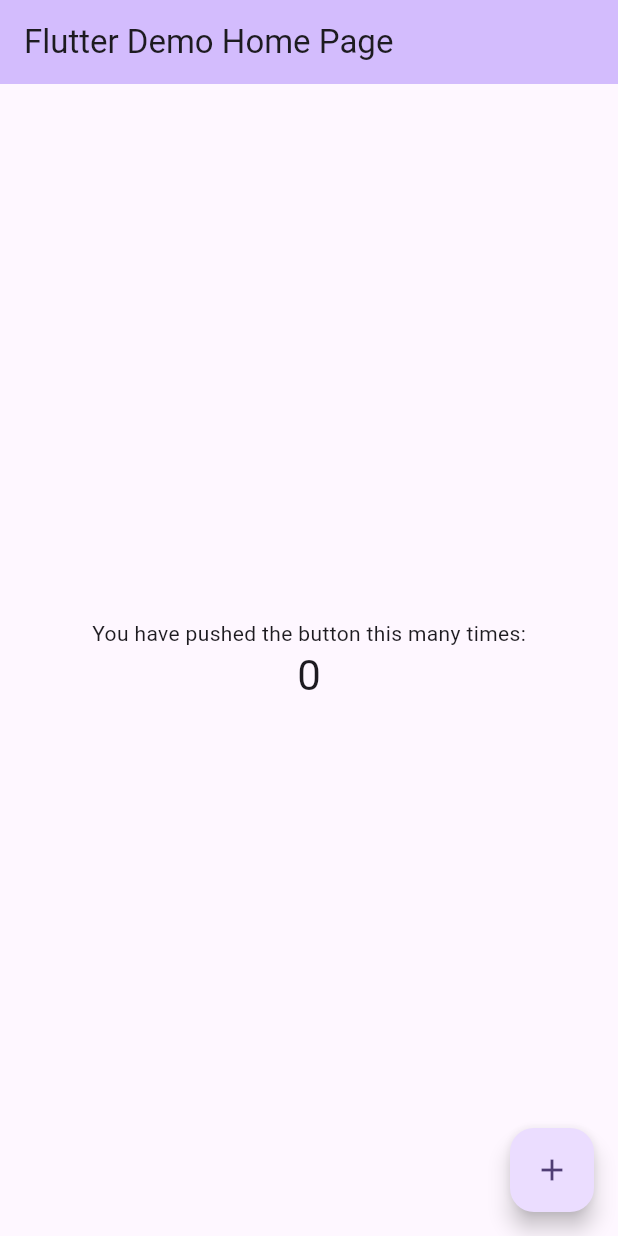
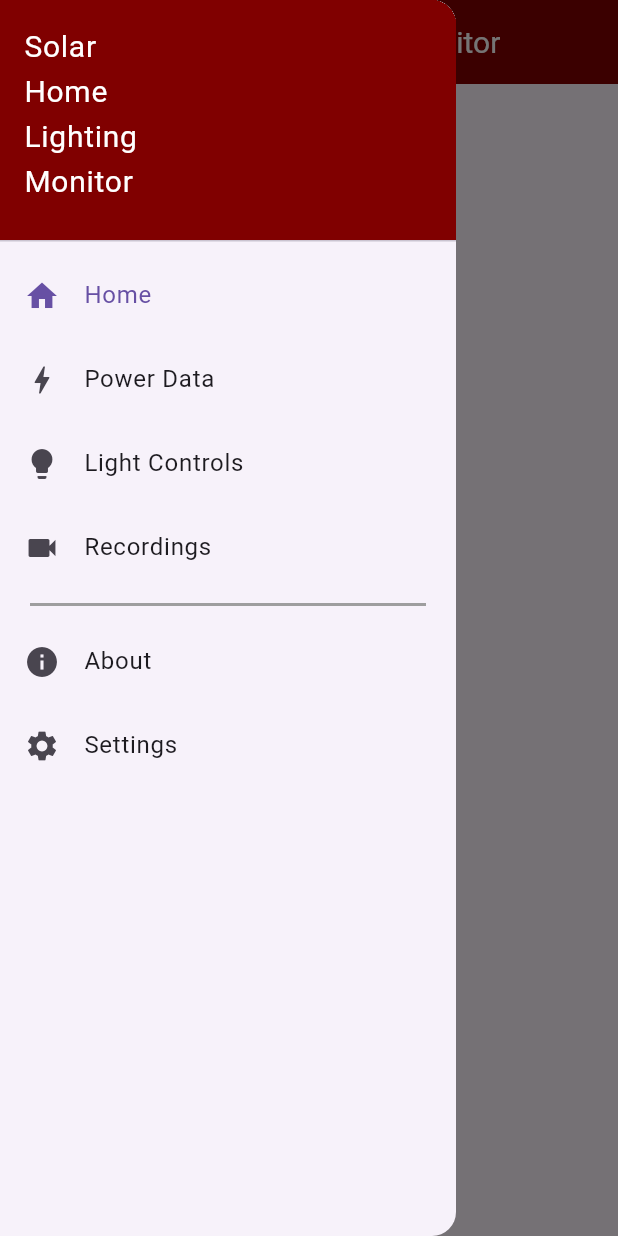
Before and after one commit to popochom/Solar-Home-Lighting, a Flutter app: the screen it shows after launch, with the side drawer open (before the commit the screen has no drawer), on a phone screen of 412 x 824 dp. Run offline on Flutter 3.47's test engine with Material 3 defaults, Android fonts, the phone set to English and light mode, and no system bars.

Commit message:
modified base app to add all tabs and subsections. functionality comes next.

```diff
--- a/lib/main.dart
+++ b/lib/main.dart
@@ -1,51 +1,83 @@
+/*
+Solar Home Lighting App
+This is an app designed to control a smart home solar system.
+It allows users to monitor the system, while also providing functions for
+switching lights and checking security cameras.
+*/
+
 import 'package:flutter/material.dart';
 
+/*
+App layout:
+  Login Page:
+    - email & password fields
+    - login button
+    - create account button
+
+  Main page:
+    - simplified view of power data (Battery Capacity, Current Wattage, etc.)
+    - buttons (or side menu?) to open other menus
+    - local weather data
+
+  Power Data:
+    - display detailed power data
+    - Panel & Battery Temperature sensor data
+    - Error/Breaker Trip notifications
+
+  Light Controls:
+    - Customizable array of switch buttons
+    - Edit mode to add/remove/rename switches
+    - Status of each switch (on/off)
+
+  Camera Recordings:
+    - view recent recording (thumbnail & timestamp)
+    - download videos for watching on device.
+      - in app video player?
+
+  About:
+    - Problem Statement
+    - Brief description of app
+
+  Settings:
+    - Set location
+    - dark/light mode
+    - other user preferences
+
+Helper functions:
+  Firebase Access/Interaction:
+    - Get information
+    - Set information
+    - download video data
+
+  Power Info:
+    - graph generation data, battery capacity, loads, etc
+    -
+
+
+*/
+
 void main() {
-  runApp(const MyApp());
+  runApp(SolarHomeLighting());
 }
 
-class MyApp extends StatelessWidget {
-  const MyApp({super.key});
 
-  // This widget is the root of your application.
+//Main App
+class SolarHomeLighting extends StatelessWidget {
+  const SolarHomeLighting({super.key});
+
+  static const appTitle = 'Solar Home Lighting Monitor';
+
   @override
   Widget build(BuildContext context) {
-    return MaterialApp(
-      title: 'Flutter Demo',
-      theme: ThemeData(
-        // This is the theme of your application.
-        //
-        // TRY THIS: Try running your application with "flutter run". You'll see
-        // the application has a purple toolbar. Then, without quitting the app,
-        // try changing the seedColor in the colorScheme below to Colors.green
-        // and then invoke "hot reload" (save your changes or press the "hot
-        // reload" button in a Flutter-supported IDE, or press "r" if you used
-        // the command line to start the app).
-        //
-        // Notice that the counter didn't reset back to zero; the application
-        // state is not lost during the reload. To reset the state, use hot
-        // restart instead.
-        //
-        // This works for code too, not just values: Most code changes can be
-        // tested with just a hot reload.
-        colorScheme: ColorScheme.fromSeed(seedColor: Colors.deepPurple),
-      ),
-      home: const MyHomePage(title: 'Flutter Demo Home Page'),
+    return const MaterialApp(
+      title: appTitle,
+      home: MyHomePage(title: appTitle),
     );
   }
 }
 
 class MyHomePage extends StatefulWidget {
   const MyHomePage({super.key, required this.title});
-
-  // This widget is the home page of your application. It is stateful, meaning
-  // that it has a State object (defined below) that contains fields that affect
-  // how it looks.
-
-  // This class is the configuration for the state. It holds the values (in this
-  // case the title) provided by the parent (in this case the App widget) and
-  // used by the build method of the State. Fields in a Widget subclass are
-  // always marked "final".
 
   final String title;
 
@@ -54,69 +86,254 @@ class MyHomePage extends StatefulWidget {
 }
 
 class _MyHomePageState extends State<MyHomePage> {
-  int _counter = 0;
+  int _selectedIndex = 0;
 
-  void _incrementCounter() {
+  static const List<Widget> _widgetOptions = <Widget>[
+    LandingPage(),
+    PowerDataPage(),
+    LightControlsPage(),
+    CameraRecordingsPage(),
+    AboutPage(),
+    SettingsPage(),
+  ];
+
+  void _onItemTapped(int index) {
     setState(() {
-      // This call to setState tells the Flutter framework that something has
-      // changed in this State, which causes it to rerun the build method below
-      // so that the display can reflect the updated values. If we changed
-      // _counter without calling setState(), then the build method would not be
-      // called again, and so nothing would appear to happen.
-      _counter++;
+      _selectedIndex = index;
     });
   }
 
   @override
   Widget build(BuildContext context) {
-    // This method is rerun every time setState is called, for instance as done
-    // by the _incrementCounter method above.
-    //
-    // The Flutter framework has been optimized to make rerunning build methods
-    // fast, so that you can just rebuild anything that needs updating rather
-    // than having to individually change instances of widgets.
     return Scaffold(
       appBar: AppBar(
-        // TRY THIS: Try changing the color here to a specific color (to
-        // Colors.amber, perhaps?) and trigger a hot reload to see the AppBar
-        // change color while the other colors stay the same.
-        backgroundColor: Theme.of(context).colorScheme.inversePrimary,
-        // Here we take the value from the MyHomePage object that was created by
-        // the App.build method, and use it to set our appbar title.
-        title: Text(widget.title),
+        title: Text(
+          widget.title,
+          style: TextStyle(
+            //fontWeight: FontWeight.bold,
+            fontSize: 20,
+            color: Colors.white,
+          )
+        ),
+        centerTitle: true,
+        backgroundColor: Color.fromARGB(255, 128, 0, 0),
+        leading: Builder(
+          builder: (context) {
+            return IconButton(
+              icon: const Icon(Icons.menu),
+              onPressed: () {
+                Scaffold.of(context).openDrawer();
+              },
+            );
+          },
+        ),
       ),
-      body: Center(
-        // Center is a layout widget. It takes a single child and positions it
-        // in the middle of the parent.
-        child: Column(
-          // Column is also a layout widget. It takes a list of children and
-          // arranges them vertically. By default, it sizes itself to fit its
-          // children horizontally, and tries to be as tall as its parent.
-          //
-          // Column has various properties to control how it sizes itself and
-          // how it positions its children. Here we use mainAxisAlignment to
-          // center the children vertically; the main axis here is the vertical
-          // axis because Columns are vertical (the cross axis would be
-          // horizontal).
-          //
-          // TRY THIS: Invoke "debug painting" (choose the "Toggle Debug Paint"
-          // action in the IDE, or press "p" in the console), to see the
-          // wireframe for each widget.
-          mainAxisAlignment: MainAxisAlignment.center,
-          children: <Widget>[
-            const Text('You have pushed the button this many times:'),
-            Text(
-              '$_counter',
-              style: Theme.of(context).textTheme.headlineMedium,
+      body: Center(child: _widgetOptions[_selectedIndex]),
+      drawer: Drawer(
+        // Add a ListView to the drawer. This ensures the user can scroll
+        // through the options in the drawer if there isn't enough vertical
+        // space to fit everything.
+        child: ListView(
+          // Important: Remove any padding from the ListView.
+          padding: EdgeInsets.zero,
+          children: [
+            const DrawerHeader(
+              decoration: BoxDecoration(color: Color.fromARGB(255, 128, 0, 0)),
+              child: Text(
+                'Solar \nHome \nLighting \nMonitor',
+                style: TextStyle(
+                  color: Colors.white,
+                  fontSize: 20,
+                ),
+              ),
+            ),
+            ListTile(
+              leading: const Icon(Icons.home),
+              title: const Text('Home'),
+              selected: _selectedIndex == 0,
+              onTap: () {
+                // Update the state of the app
+                _onItemTapped(0);
+                // Then close the drawer
+                Navigator.pop(context);
+              },
+            ),
+            ListTile(
+              leading: const Icon(Icons.bolt),
+              title: const Text('Power Data'),
+              selected: _selectedIndex == 1,
+              onTap: () {
+                // Update the state of the app
+                _onItemTapped(1);
+                // Then close the drawer
+                Navigator.pop(context);
+              },
+            ),
+            ListTile(
+              leading: const Icon(Icons.lightbulb),
+              title: const Text('Light Controls'),
+              selected: _selectedIndex == 2,
+              onTap: () {
+                // Update the state of the app
+                _onItemTapped(2);
+                // Then close the drawer
+                Navigator.pop(context);
+              },
+            ),
+            ListTile(
+              leading: const Icon(Icons.videocam),
+              title: const Text('Recordings'),
+              selected: _selectedIndex == 3,
+              onTap: () {
+                // Update the state of the app
+                _onItemTapped(3);
+                // Then close the drawer
+                Navigator.pop(context);
+              },
+            ),
+            Divider(
+              height: 20,
+              thickness: 2,
+              indent: 20,
+              endIndent: 20,
+              color: Colors.grey,
+            ),
+            ListTile(
+              leading: const Icon(Icons.info),
+              title: const Text('About'),
+              onTap: () {
+                // Update the state of the app
+                _onItemTapped(4);
+                // Then close the drawer
+                Navigator.pop(context);
+              },
+            ),
+            ListTile(
+              leading: const Icon(Icons.settings),
+              title: const Text('Settings'),
+              onTap: () {
+                // Update the state of the app
+                _onItemTapped(5);
+                // Then close the drawer
+                Navigator.pop(context);
+              },
             ),
           ],
         ),
       ),
-      floatingActionButton: FloatingActionButton(
-        onPressed: _incrementCounter,
-        tooltip: 'Increment',
-        child: const Icon(Icons.add),
-      ), // This trailing comma makes auto-formatting nicer for build methods.
     );
   }
 }
+
+//Landing Page
+class LandingPage extends StatefulWidget {
+  const LandingPage({super.key});
+
+  @override
+  State<LandingPage> createState() => _LandingPageState();
+}
+
+class _LandingPageState extends State<LandingPage> {
+  @override
+  Widget build(BuildContext context) {
+    return Scaffold(
+      body: Center(
+        child: Text('Landing Page'),
+      ),
+    );
+  }
+}
+
+
+//Power Data Page
+class PowerDataPage extends StatefulWidget {
+  const PowerDataPage({super.key});
+
+  @override
+  State<PowerDataPage> createState() => _PowerDataPageState();
+}
+
+class _PowerDataPageState extends State<PowerDataPage> {
+  @override
+  Widget build(BuildContext context) {
+    return Scaffold(
+      body: Center(
+        child: Text('Power Data Page'),
+      ),
+    );
+  }
+}
+
+
+//Light Controls Page
+class LightControlsPage extends StatefulWidget {
+  const LightControlsPage({super.key});
+
+  @override
+  State<LightControlsPage> createState() => _LightControlsPageState();
+}
+
+class _LightControlsPageState extends State<LightControlsPage> {
+  @override
+  Widget build(BuildContext context) {
+    return Scaffold(
+      body: Center(
+        child: Text('Light Controls Page'),
+      ),
+    );
+  }
+}
+
+
+//Camera Recordings Page
+class CameraRecordingsPage extends StatefulWidget {
+  const CameraRecordingsPage({super.key});
+
+  @override
+  State<CameraRecordingsPage> createState() => _CameraRecordingsPageState();
+}
+
+class _CameraRecordingsPageState extends State<CameraRecordingsPage> {
+  @override
+  Widget build(BuildContext context) {
+    return Scaffold(
+      body: Center(
+        child: Text('Camera Recordings Page'),
+      ),
+    );
+  }
+}
+
+
+//About Page (stateless)
+class AboutPage extends StatelessWidget {
+  const AboutPage({super.key});
+
+  @override
+  Widget build(BuildContext context) {
+    return Scaffold(
+      body: Center(
+        child: Text('About Page'),
+      ),
+    );
+  }
+}
+
+//Settings Page
+class SettingsPage extends StatefulWidget {
+  const SettingsPage({super.key});
+
+  @override
+  State<SettingsPage> createState() => _SettingsPageState();
+}
+
+class _SettingsPageState extends State<SettingsPage> {
+  @override
+  Widget build(BuildContext context) {
+    return Scaffold(
+      body: Center(
+        child: Text('Settings Page'),
+      ),
+    );
+  }
+}
```
